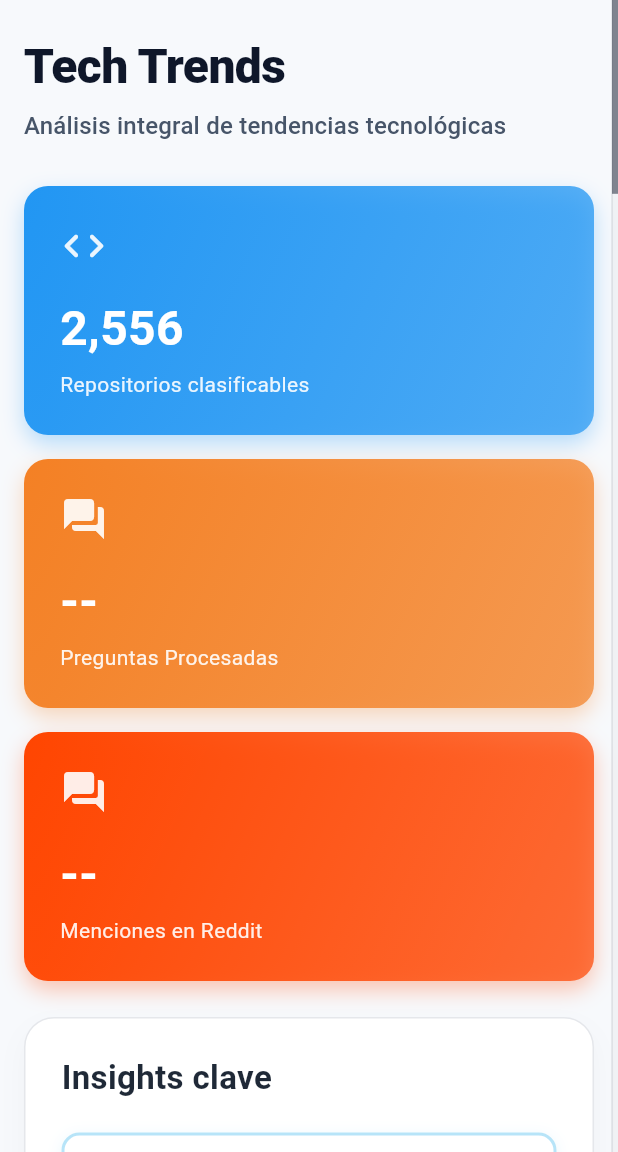
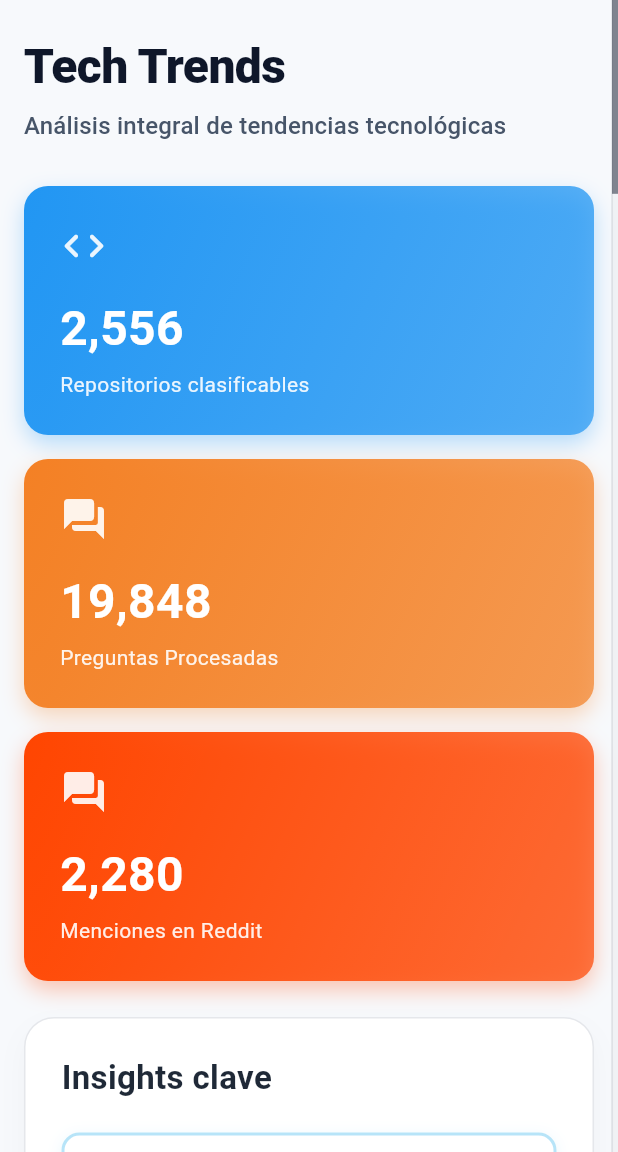
Before and after one commit to Sam-24-dev/Technology-trend-analysis-platform, a Flutter app: the screen it shows after launch, on a phone screen of 412 x 824 dp, the part 84-1236 px from its top. Run offline on Flutter 3.47's test engine with Material 3 defaults, Android fonts, the phone set to English and light mode, and no system bars; our stand-ins replace csv, fl_chart, flutter_riverpod, go_router; missing offline and left inert: file_saver.

Commit message:
fix(home): read KPI totals from dashboard signals

```diff
--- a/frontend/lib/models/home_highlights_models.dart
+++ b/frontend/lib/models/home_highlights_models.dart
@@ -40,6 +40,7 @@ class HomeHighlightsPayloadModel {
   final String dataset;
   final String sourceMode;
   final int candidateCount;
+  final Map<String, dynamic> dashboardSignals;
   final List<HomeHighlightModel> highlights;
 
   const HomeHighlightsPayloadModel({
@@ -47,6 +48,7 @@ class HomeHighlightsPayloadModel {
     required this.dataset,
     required this.sourceMode,
     required this.candidateCount,
+    required this.dashboardSignals,
     required this.highlights,
   });
 
@@ -59,6 +61,9 @@ class HomeHighlightsPayloadModel {
       sourceMode: map['source_mode']?.toString() ?? '',
       candidateCount:
           int.tryParse(map['candidate_count']?.toString() ?? '0') ?? 0,
+      dashboardSignals:
+          (map['dashboard_signals'] as Map?)?.cast<String, dynamic>() ??
+          const <String, dynamic>{},
       highlights: rawHighlights
           .whereType<Map>()
           .map(
--- a/frontend/lib/screens/home_screen.dart
+++ b/frontend/lib/screens/home_screen.dart
@@ -30,19 +30,26 @@ class HomeScreen extends ConsumerWidget {
     final DataLoadState<HomeHighlightsPayloadModel>? homeHighlightsState =
         homeHighlightsAsync.asData?.value;
     final HomeHighlightsPayloadModel? highlights = homeHighlightsState?.data;
-    final int? githubRepos = _positiveOrNull(
-      manifestState?.data?.totalReposClasificables,
-    ) ?? _homeHighlightInt(highlights, 'github', 'total_classifiable_repos');
-    final int? stackQuestions = _homeHighlightInt(
-      highlights,
-      'stackoverflow',
-      'total_questions',
-    );
-    final int? redditMentions = _homeHighlightInt(
-      highlights,
-      'reddit',
-      'total_menciones',
-    );
+    final int? githubRepos =
+        _positiveOrNull(manifestState?.data?.totalReposClasificables) ??
+        _homeSignalInt(
+          highlights,
+          'github',
+          'graph_1',
+          'total_classifiable_repos',
+        ) ??
+        _homeHighlightInt(highlights, 'github', 'total_classifiable_repos');
+    final int? stackQuestions =
+        _homeSignalInt(
+          highlights,
+          'stackoverflow',
+          'graph_1',
+          'total_questions',
+        ) ??
+        _homeHighlightInt(highlights, 'stackoverflow', 'total_questions');
+    final int? redditMentions =
+        _homeSignalInt(highlights, 'reddit', 'graph_2', 'total_menciones') ??
+        _homeHighlightInt(highlights, 'reddit', 'total_menciones');
 
     return _HomeScrollRestore(
       child: LayoutBuilder(
@@ -309,6 +316,27 @@ class HomeScreen extends ConsumerWidget {
     return null;
   }
 
+  int? _homeSignalInt(
+    HomeHighlightsPayloadModel? highlights,
+    String dashboard,
+    String graph,
+    String payloadKey,
+  ) {
+    final Object? dashboardNode = highlights?.dashboardSignals[dashboard];
+    if (dashboardNode is! Map) {
+      return null;
+    }
+    final Object? graphNode = dashboardNode[graph];
+    if (graphNode is! Map) {
+      return null;
+    }
+    final Object? summaryNode = graphNode['summary'];
+    if (summaryNode is! Map) {
+      return null;
+    }
+    return _positiveOrNull(summaryNode[payloadKey]);
+  }
+
   int? _positiveOrNull(Object? value) {
     final int parsed = int.tryParse(value?.toString() ?? '') ?? 0;
     return parsed > 0 ? parsed : null;
@@ -552,7 +580,7 @@ class _DynamicHomeInsights extends ConsumerWidget {
         homeHighlightsState?.data;
     if (homeHighlightsState == null && homeHighlightsAsync.isLoading) {
       return const Text(
-        'Insights no disponibles por ahora.',
+        'Cargando insights...',
         style: TextStyle(fontSize: 14, color: Color(0xFF475569)),
       );
     }
```
Also changed, not shown: 1 other file.
